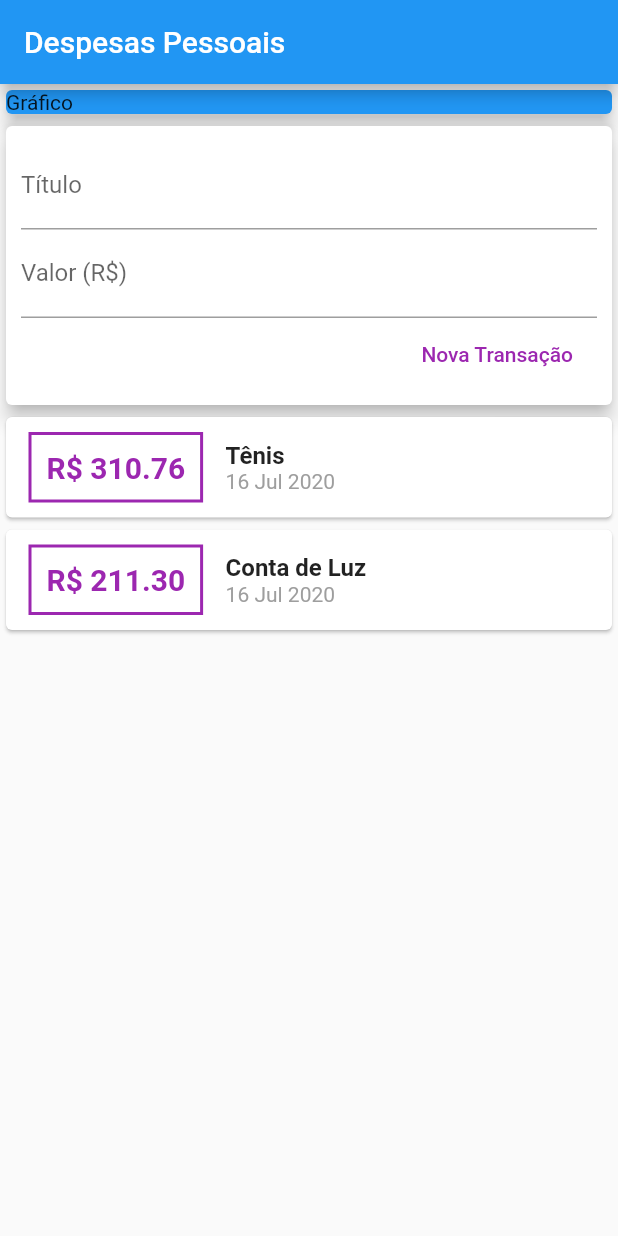
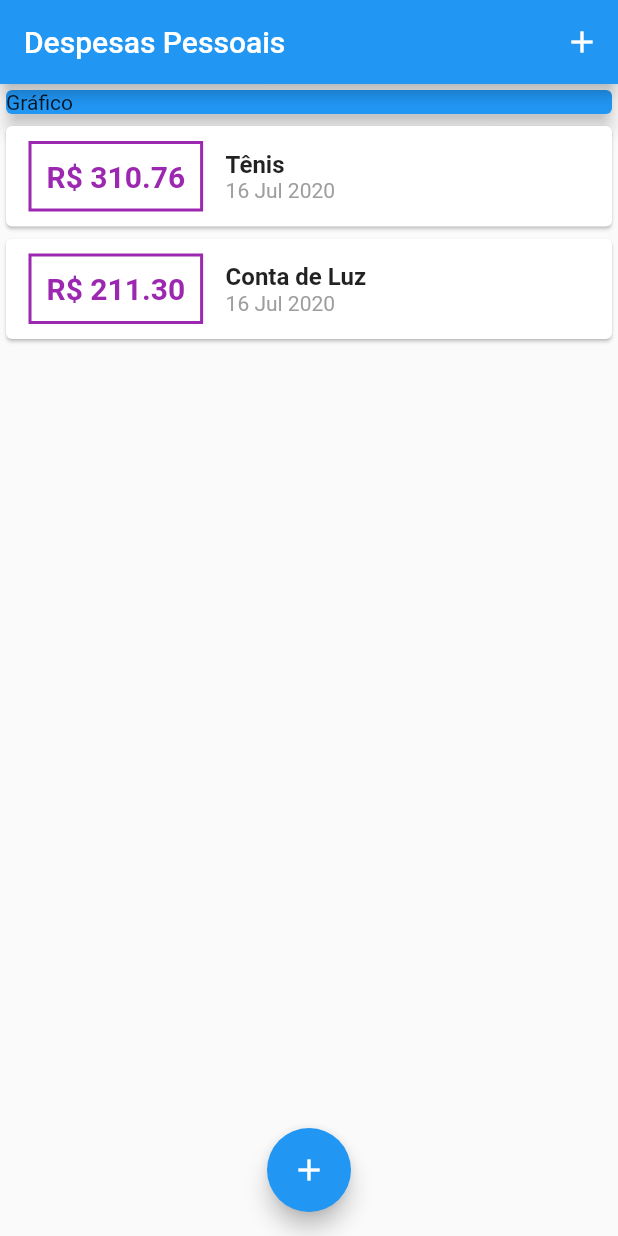
Before and after one commit to barbara-oliveira/expenses, a Flutter app: the screen it shows after launch, on a phone screen of 412 x 824 dp. Run offline on Flutter 3.47's test engine with Material 2 defaults, Android fonts, the phone set to English and light mode, and no system bars.

Commit message:
estragou o formulário

```diff
--- a/lib/components/transaction_user.dart
+++ /dev/null
@@ -1,51 +0,0 @@
-import 'dart:math';
-
-import 'package:flutter/material.dart';
-import '../models/transaction.dart';
-import 'transaction_form.dart';
-import 'transaction_list.dart';
-
-class TransactionUser extends StatefulWidget {
-  @override
-  _TransactionUserState createState() => _TransactionUserState();
-}
-
-class _TransactionUserState extends State<TransactionUser> {
-  final _transactions = [
-    Transaction(
-      id: 't1',
-      title: 'Tênis',
-      value: 310.76,
-      date: DateTime.now(),
-    ),
-    Transaction(
-      id: 't2',
-      title: 'Conta de Luz',
-      value: 211.30,
-      date: DateTime.now(),
-    ),
-  ];
-
-  _addTransaction(String title, double value) {
-    final newTransaction = Transaction(
-      id: Random().nextDouble().toString(),
-      title: title,
-      value: value,
-      date: DateTime.now(),
-    );
-
-    setState(() {
-      _transactions.add(newTransaction);
-    });
-  }
-
-  @override
-  Widget build(BuildContext context) {
-    return Column(
-      children: [
-        TransactionForm(_addTransaction),
-        TransactionList(_transactions),
-      ],
-    );
-  }
-}
--- a/lib/main.dart
+++ b/lib/main.dart
@@ -1,5 +1,8 @@
-import 'package:expenses/components/transaction_user.dart';
+import 'package:expenses/components/transaction_form.dart';
+import 'package:expenses/components/transaction_list.dart';
+import 'package:expenses/models/transaction.dart';
 import 'package:flutter/material.dart';
+import 'dart:math';
 
 main() => runApp(ExpensesApp());
 
@@ -12,12 +15,62 @@ class ExpensesApp extends StatelessWidget {
   }
 }
 
-class MyHomePage extends StatelessWidget {
+class MyHomePage extends StatefulWidget {
+  @override
+  _MyHomePageState createState() => _MyHomePageState();
+}
+
+class _MyHomePageState extends State<MyHomePage> {
+  final _transactions = [
+    Transaction(
+      id: 't1',
+      title: 'Tênis',
+      value: 310.76,
+      date: DateTime.now(),
+    ),
+    Transaction(
+      id: 't2',
+      title: 'Conta de Luz',
+      value: 211.30,
+      date: DateTime.now(),
+    ),
+  ];
+
+  _addTransaction(String title, double value) {
+    final newTransaction = Transaction(
+      id: Random().nextDouble().toString(),
+      title: title,
+      value: value,
+      date: DateTime.now(),
+    );
+
+    setState(() {
+      _transactions.add(newTransaction);
+    });
+  }
+
+  _openTransactionFormModal(BuildContext context) {
+    showModalBottomSheet(
+      context: context,
+      builder: (_) {
+        return TransactionForm(null);
+      },
+    );
+  }
+
   @override
   Widget build(BuildContext context) {
     return Scaffold(
         appBar: AppBar(
           title: Text("Despesas Pessoais"),
+          actions: [
+            IconButton(
+              icon: Icon(
+                Icons.add,
+              ),
+              onPressed: () => _openTransactionFormModal(context),
+            )
+          ],
         ),
         body: SingleChildScrollView(
           child: Column(
@@ -31,10 +84,14 @@ class MyHomePage extends StatelessWidget {
                   elevation: 5,
                 ),
               ),
-            TransactionUser()
+              TransactionList(_transactions),
             ],
           ),
         ),
-    );
+        floatingActionButton: FloatingActionButton(
+          child: Icon(Icons.add),
+          onPressed: () => _openTransactionFormModal(context),
+        ),
+        floatingActionButtonLocation: FloatingActionButtonLocation.centerFloat);
   }
 }
```
Lines whose indentation alone changed are shown as unchanged.
